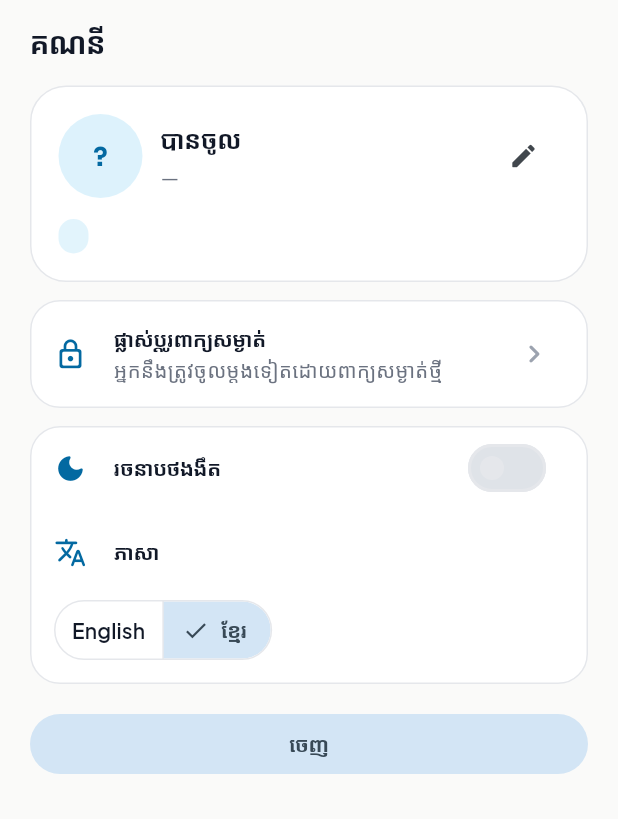
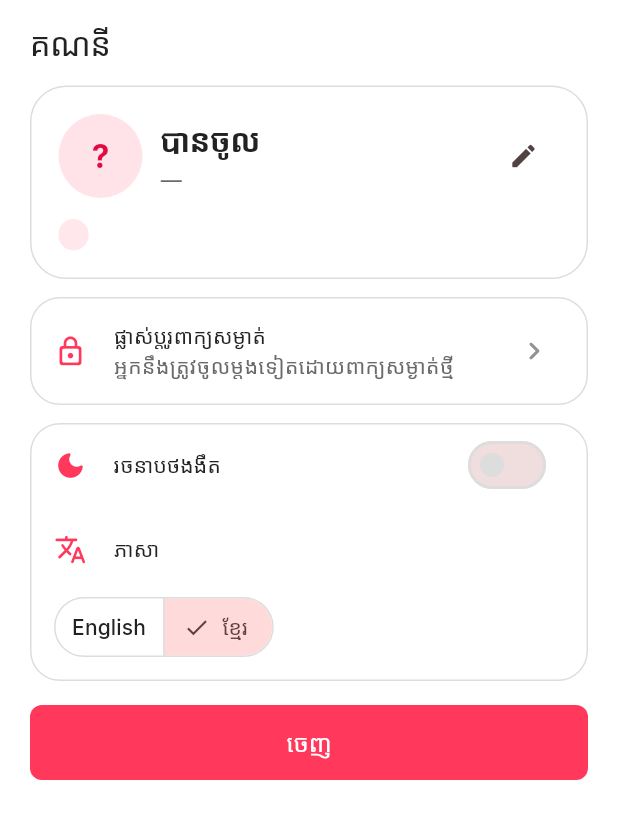
Before and after one commit to Crazzygem/motodub, a Flutter app: the AccountScreen screen opened directly, after a tap on "ខ្មែរ", on a phone screen of 412 x 824 dp. Shown: the top 819 px of the screen. Run offline on Flutter 3.47's test engine with Material 3 defaults, Android fonts, the phone set to English and light mode, and no system bars; our stand-ins replace dio, flutter_map, flutter_riverpod, go_router, google_fonts, image_picker and 3 more; accounts and stored records are empty.

Commit message:
feat: implement Airbnb DESIGN.md (Rausch #ff385c, Inter, white canvas)
- AppColors: canvas #ffffff, ink #222222, primary #ff385c, primaryActive #e00b41, hairline #dddddd, surfaceSoft #f7f7f7; keep duboun/amber aliases deprecated -> primary
- MotoTokens light: canvas/card #ffffff, line #dddddd, inset #f7f7f7, accentStrong primary
- ThemeData: seed primary, onPrimary white, Inter typography (display 28/700, 22/500, body 16/400, button 16/500), radii sm 8 / md 14, nav indicator Rausch 12%
- Verify: flutter analyze No issues, flutter test 226 passed, server npm test 185 passed

```diff
--- a/app/lib/core/theme/app_theme.dart
+++ b/app/lib/core/theme/app_theme.dart
@@ -1,37 +1,93 @@
 import "package:flutter/material.dart";
 import "package:google_fonts/google_fonts.dart";
 
-/// Design tokens — DubOun palette (rebranded from MotoDub Amber 2026-08-27).
-/// Neutrals (bg/surface/ink/muted/faint/line) unchanged; brand family now sky.
+/// Design tokens — Airbnb (DESIGN.md v=alpha, 2026-08-27).
+/// Single brand voltage Rausch #ff385c on pure white canvas, Inter as
+/// open-source substitute for Airbnb Cereal VF per spec note (Inter fallback,
+/// line-height tightened 2% on display to match cap height).
 abstract final class AppColors {
-  static const bg = Color(0xFFFAFAF9); // app canvas
-  static const surface = Color(0xFFFFFFFF); // cards, sheets, nav
-  static const ink = Color(0xFF111827); // primary text, dark elements
-  // DubOun brand — sky
-  static const duboun = Color(0xFF0EA5E9); // primary brand
-  static const dubounHover = Color(0xFF38BDF8);
-  static const dubounDeep = Color(0xFF0369A1); // text-on-duboun, active nav
-  // Deprecated aliases — keep MotoDub code compiling, all point to DubOun.
-  @Deprecated('Use duboun') static const amber = duboun;
-  @Deprecated('Use dubounHover') static const amberHover = dubounHover;
-  @Deprecated('Use dubounDeep') static const amberDeep = dubounDeep;
-  static const bookGreen = Color(0xFF10B981); // BOOK action, success
-  static const passRed = Color(0xFFEF4444); // PASS action, destructive
-  static const muted = Color(0xFF6B7280); // secondary text
-  static const faint = Color(0xFF9CA3AF); // tertiary text, placeholders
-  static const line = Color(0xFFE5E7EB); // borders, dividers
-  static const surface2 = Color(0xFFF9FAFB); // inset fields, trip boxes
-  // Chip tints — warn now sky-tinted to match DubOun
-  static const warnBg = Color(0xFFE0F2FE); // was #FEF3C7 amber tint
+  // Canvas & surfaces — Airbnb is 90% white
+  static const bg = Color(0xFFFFFFFF); // canvas #ffffff
+  static const surface = Color(0xFFFFFFFF); // surface-card
+  static const surfaceSoft = Color(0xFFF7F7F7);
+  static const surfaceStrong = Color(0xFFF2F2F2);
+  // Keep legacy names for call sites
+  static const surface2 = surfaceSoft;
+
+  // Text
+  static const ink = Color(0xFF222222);
+  static const body = Color(0xFF3F3F3F);
+  static const muted = Color(0xFF6A6A6A);
+  static const faint = Color(0xFF929292); // muted-soft
+  static const starRating = Color(0xFF222222);
+
+  // Hairlines & borders
+  static const line = Color(0xFFDDDDDD); // hairline
+  static const lineSoft = Color(0xFFEBEBEB); // hairline-soft
+  static const borderStrong = Color(0xFFC1C1C1);
+  static const scrim = Color(0xFF000000);
+
+  // Brand — Rausch
+  static const primary = Color(0xFFFF385C);
+  static const primaryActive = Color(0xFFE00B41);
+  static const primaryDisabled = Color(0xFFFFD1DA);
+  static const errorText = Color(0xFFC13515);
+  static const errorTextHover = Color(0xFFB32505);
+  static const luxe = Color(0xFF460479);
+  static const plus = Color(0xFF92174D);
+  static const onPrimary = Color(0xFFFFFFFF);
+  static const legalLink = Color(0xFF428BFF);
+
+  // Sub-brand is never mainline — keep tokens but don't use in App Theme
+  // Deprecated aliases — old MotoDub/DubOun code (amber/sky) now maps to Rausch
+  @Deprecated('Use primary')
+  static const duboun = primary;
+  @Deprecated('Use primaryActive')
+  static const dubounHover = primaryActive;
+  @Deprecated('Use primaryActive')
+  static const dubounDeep = primaryActive;
+  @Deprecated('Use primary')
+  static const amber = primary;
+  @Deprecated('Use primaryActive')
+  static const amberHover = primaryActive;
+  @Deprecated('Use primaryActive')
+  static const amberDeep = primaryActive;
+
+  // Functional — keep for ride states
+  static const bookGreen = Color(0xFF10B981);
+  static const passRed = Color(0xFFEF4444);
+
+  // Chip tints — warm Rausch tint for pending, keep others
+  static const warnBg = Color(0xFFFFE8EC); // pale Rausch, was sky #E0F2FE
   static const okBg = Color(0xFFD1FAE5);
   static const badBg = Color(0xFFFEE2E2);
 }
 
-/// Brightness-sensitive neutral tokens (Task C dark theme): everything the
-/// screens used to read straight off [AppColors] constants now comes from
-/// this extension so one ThemeData swap flips canvas/cards/text together.
-/// Brand hues (amber/green/red) stay constant across modes and remain on
-/// [AppColors].
+/// Spacing — Airbnb 4px base (DESIGN.md spacing)
+abstract final class AppSpacing {
+  static const xxs = 2.0;
+  static const xs = 4.0;
+  static const sm = 8.0;
+  static const md = 12.0;
+  static const base = 16.0;
+  static const lg = 24.0;
+  static const xl = 32.0;
+  static const xxl = 48.0;
+  static const section = 64.0;
+}
+
+/// Radii — Airbnb soft system (DESIGN.md rounded)
+abstract final class AppRadii {
+  static const xs = 4.0;
+  static const sm = 8.0; // buttons
+  static const md = 14.0; // property cards
+  static const lg = 20.0;
+  static const xl = 32.0;
+  static const full = 9999.0;
+}
+
+/// Brightness-sensitive neutral tokens: one ThemeData swap flips canvas/cards/text.
+/// Brand hues (Rausch) stay constant across modes.
 @immutable
 class MotoTokens extends ThemeExtension<MotoTokens> {
   const MotoTokens({
@@ -53,19 +109,18 @@ class MotoTokens extends ThemeExtension<MotoTokens> {
   final Color textSecondary;
   final Color textTertiary;
 
-  /// DubOun-family text/icon accent that must stay legible on [card]
-  /// (dubounDeep in light, dubounHover in dark).
+  /// Rausch-family accent that must stay legible on [card]
   final Color accentStrong;
 
   static const light = MotoTokens(
     canvas: AppColors.bg,
     card: AppColors.surface,
     line: AppColors.line,
-    inset: AppColors.surface2,
+    inset: AppColors.surfaceSoft,
     textPrimary: AppColors.ink,
     textSecondary: AppColors.muted,
     textTertiary: AppColors.faint,
-    accentStrong: AppColors.dubounDeep,
+    accentStrong: AppColors.primary,
   );
 
   static const dark = MotoTokens(
@@ -76,7 +131,7 @@ class MotoTokens extends ThemeExtension<MotoTokens> {
     textPrimary: Color(0xFFF3F4F6),
     textSecondary: Color(0xFF9CA3AF),
     textTertiary: Color(0xFF6B7280),
-    accentStrong: AppColors.dubounHover,
+    accentStrong: AppColors.primary,
   );
 
   @override
@@ -121,106 +176,218 @@ class MotoTokens extends ThemeExtension<MotoTokens> {
 MotoTokens tokensOf(BuildContext context) =>
     Theme.of(context).extension<MotoTokens>() ?? MotoTokens.light;
 
-/// Typography from DESIGN.md §3 — Sora 800/700 headings, Plus Jakarta Sans body.
-/// One builder for both brightnesses: same seeds and fonts, neutrals flip.
+/// Inter as open-source substitute for Airbnb Cereal VF per DESIGN.md note.
+/// Display: 22–28 @ 500/600/700, body 14–16 @ 400, buttons 14–16 @ 500.
 ThemeData buildAppTheme({Brightness brightness = Brightness.light}) {
   final dark = brightness == Brightness.dark;
-  const soraInk = Color(0xFF111827);
-  final inkText = dark ? const Color(0xFFF3F4F6) : soraInk;
+  const ink = Color(0xFF222222);
+  final inkText = dark ? const Color(0xFFF3F4F6) : ink;
   final mutedText = dark ? const Color(0xFF9CA3AF) : AppColors.muted;
-  final faintText = dark ? const Color(0xFF6B7280) : AppColors.faint;
   final tokens = dark ? MotoTokens.dark : MotoTokens.light;
 
-  final jakarta = GoogleFonts.plusJakartaSansTextTheme();
-  final sora = GoogleFonts.soraTextTheme();
+  // Inter — closest open substitute for Airbnb Cereal VF. Tighten display
+  // line-heights ~2% per spec to match Cereal's cap height.
+  final inter = GoogleFonts.interTextTheme();
 
   return ThemeData(
     useMaterial3: true,
     colorScheme: ColorScheme.fromSeed(
-      seedColor: AppColors.duboun,
+      seedColor: AppColors.primary,
       brightness: brightness,
     ).copyWith(
-      primary: AppColors.duboun,
-      onPrimary: AppColors.ink, // DubOun sky also carries ink text (light brand)
-      secondary: AppColors.dubounDeep,
-      onSecondary: Colors.white,
-      error: AppColors.passRed,
+      primary: AppColors.primary,
+      onPrimary: AppColors.onPrimary, // white on Rausch
+      primaryContainer: AppColors.primaryActive,
+      secondary: AppColors.primaryActive,
+      onSecondary: AppColors.onPrimary,
+      error: AppColors.errorText,
       surface: tokens.card,
       onSurface: inkText,
       outline: tokens.line,
+      outlineVariant: AppColors.lineSoft,
     ),
     scaffoldBackgroundColor: tokens.canvas,
     extensions: [tokens],
-    // Shared M3 bottom-nav chrome for every role shell: DubOun selection
-    // (indicator wash + active token icon/label, §2 "active nav" token).
+    // Airbnb elevation: single shadow tier or flat — keep nav flat
+    appBarTheme: AppBarTheme(
+      backgroundColor: tokens.card,
+      foregroundColor: inkText,
+      elevation: 0,
+      scrolledUnderElevation: 0,
+      surfaceTintColor: Colors.transparent,
+      titleTextStyle: GoogleFonts.inter(
+        fontSize: 16,
+        fontWeight: FontWeight.w600,
+        color: inkText,
+      ),
+    ),
+    // Bottom nav: Airbnb product tabs are text + underline, but for the taxi
+    // app we keep a Material 3 NavigationBar with Rausch indicator.
     navigationBarTheme: NavigationBarThemeData(
       backgroundColor: tokens.card,
       surfaceTintColor: Colors.transparent,
-      indicatorColor: AppColors.duboun.withValues(alpha: .16),
+      indicatorColor: AppColors.primary.withValues(alpha: .12),
       elevation: 0,
       height: 68,
       iconTheme: WidgetStateProperty.resolveWith(
         (states) => IconThemeData(
           size: 22,
           color: states.contains(WidgetState.selected)
-              ? tokens.accentStrong
+              ? AppColors.primary
               : mutedText,
         ),
       ),
       labelTextStyle: WidgetStateProperty.resolveWith(
         (states) => TextStyle(
+          fontFamily: GoogleFonts.inter().fontFamily,
           fontSize: 12,
           fontWeight: states.contains(WidgetState.selected)
               ? FontWeight.w700
               : FontWeight.w500,
           color: states.contains(WidgetState.selected)
-              ? tokens.accentStrong
+              ? AppColors.primary
               : mutedText,
         ),
       ),
     ),
-    textTheme: jakarta.copyWith(
-      // Headings: Sora (display 26 · screen title 18–20 · card name 16–17)
-      displaySmall: sora.displaySmall?.copyWith(
-        fontSize: 26,
-        fontWeight: FontWeight.w800,
+    cardTheme: CardThemeData(
+      color: tokens.card,
+      surfaceTintColor: Colors.transparent,
+      elevation: 0,
+      shape: RoundedRectangleBorder(
+        borderRadius: BorderRadius.circular(AppRadii.md),
+        side: BorderSide(color: tokens.line, width: 1),
+      ),
+      shadowColor: Colors.black.withValues(alpha: .08),
+    ),
+    filledButtonTheme: FilledButtonThemeData(
+      style: FilledButton.styleFrom(
+        backgroundColor: AppColors.primary,
+        foregroundColor: AppColors.onPrimary,
+        disabledBackgroundColor: AppColors.primaryDisabled,
+        disabledForegroundColor: AppColors.onPrimary,
+        textStyle: GoogleFonts.inter(fontSize: 16, fontWeight: FontWeight.w500),
+        padding: const EdgeInsets.symmetric(horizontal: 24, vertical: 14),
+        shape: RoundedRectangleBorder(borderRadius: BorderRadius.circular(AppRadii.sm)),
+      ),
+    ),
+    outlinedButtonTheme: OutlinedButtonThemeData(
+      style: OutlinedButton.styleFrom(
+        backgroundColor: AppColors.surface,
+        foregroundColor: AppColors.ink,
+        side: const BorderSide(color: AppColors.line),
+        textStyle: GoogleFonts.inter(fontSize: 16, fontWeight: FontWeight.w500),
+        padding: const EdgeInsets.symmetric(horizontal: 23, vertical: 13),
+        shape: RoundedRectangleBorder(borderRadius: BorderRadius.circular(AppRadii.sm)),
+      ),
+    ),
+    textButtonTheme: TextButtonThemeData(
+      style: TextButton.styleFrom(
+        foregroundColor: AppColors.ink,
+        textStyle: GoogleFonts.inter(fontSize: 16, fontWeight: FontWeight.w500),
+      ),
+    ),
+    inputDecorationTheme: InputDecorationTheme(
+      filled: true,
+      fillColor: AppColors.surface,
+      contentPadding: const EdgeInsets.symmetric(horizontal: 12, vertical: 14),
+      border: OutlineInputBorder(
+        borderRadius: BorderRadius.circular(AppRadii.sm),
+        borderSide: const BorderSide(color: AppColors.line),
+      ),
+      enabledBorder: OutlineInputBorder(
+        borderRadius: BorderRadius.circular(AppRadii.sm),
+        borderSide: const BorderSide(color: AppColors.line),
+      ),
+      focusedBorder: OutlineInputBorder(
+        borderRadius: BorderRadius.circular(AppRadii.sm),
+        borderSide: const BorderSide(color: AppColors.ink, width: 2),
+      ),
+      errorBorder: OutlineInputBorder(
+        borderRadius: BorderRadius.circular(AppRadii.sm),
+        borderSide: const BorderSide(color: AppColors.errorText),
+      ),
+      labelStyle: GoogleFonts.inter(
+        fontSize: 14,
+        fontWeight: FontWeight.w500,
+        color: AppColors.muted,
+      ),
+      hintStyle: GoogleFonts.inter(
+        fontSize: 16,
+        fontWeight: FontWeight.w400,
+        color: AppColors.faint,
+      ),
+    ),
+    dividerTheme: const DividerThemeData(
+      color: AppColors.line,
+      thickness: 1,
+      space: 1,
+    ),
+    textTheme: inter.copyWith(
+      // display-xl 28/700 — hero h1
+      displaySmall: GoogleFonts.inter(
+        fontSize: 28,
+        fontWeight: FontWeight.w700,
+        height: 1.43 * 0.98, // tighten 2% per Cereal→Inter note
+        letterSpacing: 0,
         color: inkText,
       ),
-      titleLarge: sora.titleLarge?.copyWith(
-        fontSize: 20,
-        fontWeight: FontWeight.w700,
+      // display-lg 22/500 — listing detail h1
+      titleLarge: GoogleFonts.inter(
+        fontSize: 22,
+        fontWeight: FontWeight.w500,
+        height: 1.18 * 0.98,
+        letterSpacing: -0.44,
         color: inkText,
       ),
-      titleMedium: sora.titleMedium?.copyWith(
-        fontSize: 17,
+      // display-md 21/700
+      titleMedium: GoogleFonts.inter(
+        fontSize: 21,
         fontWeight: FontWeight.w700,
+        height: 1.43,
         color: inkText,
       ),
-      // Body/UI: Plus Jakarta Sans (body 14 · meta 12 · micro 10.5)
-      bodyLarge: jakarta.bodyLarge?.copyWith(
+      // title-md 16/600 — city blocks
+      titleSmall: GoogleFonts.inter(
+        fontSize: 16,
+        fontWeight: FontWeight.w600,
+        height: 1.25,
+        color: inkText,
+      ),
+      // body-md 16/400
+      bodyLarge: GoogleFonts.inter(
+        fontSize: 16,
+        fontWeight: FontWeight.w400,
+        height: 1.5,
+        color: dark ? inkText : AppColors.body,
+      ),
+      // body-sm 14/400 — card meta, dates
+      bodyMedium: GoogleFonts.inter(
         fontSize: 14,
         fontWeight: FontWeight.w400,
+        height: 1.43,
+        color: mutedText,
+      ),
+      // caption 14/500
+      labelLarge: GoogleFonts.inter(
+        fontSize: 14,
+        fontWeight: FontWeight.w500,
+        height: 1.29,
         color: inkText,
       ),
-      bodyMedium: jakarta.bodyMedium?.copyWith(
-        fontSize: 13.5,
+      // caption-sm 13/400 — legal
+      labelMedium: GoogleFonts.inter(
+        fontSize: 13,
         fontWeight: FontWeight.w400,
+        height: 1.23,
         color: mutedText,
       ),
-      labelLarge: jakarta.labelLarge?.copyWith(
-        fontSize: 14,
+      // badge 11/600
+      labelSmall: GoogleFonts.inter(
+        fontSize: 11,
         fontWeight: FontWeight.w600,
+        height: 1.18,
         color: inkText,
-      ),
-      labelMedium: jakarta.labelMedium?.copyWith(
-        fontSize: 12,
-        fontWeight: FontWeight.w600,
-        color: mutedText,
-      ),
-      labelSmall: jakarta.labelSmall?.copyWith(
-        fontSize: 10.5,
-        fontWeight: FontWeight.w600,
-        color: faintText,
       ),
     ),
   );
```
Also changed, not shown: 1 other file.
